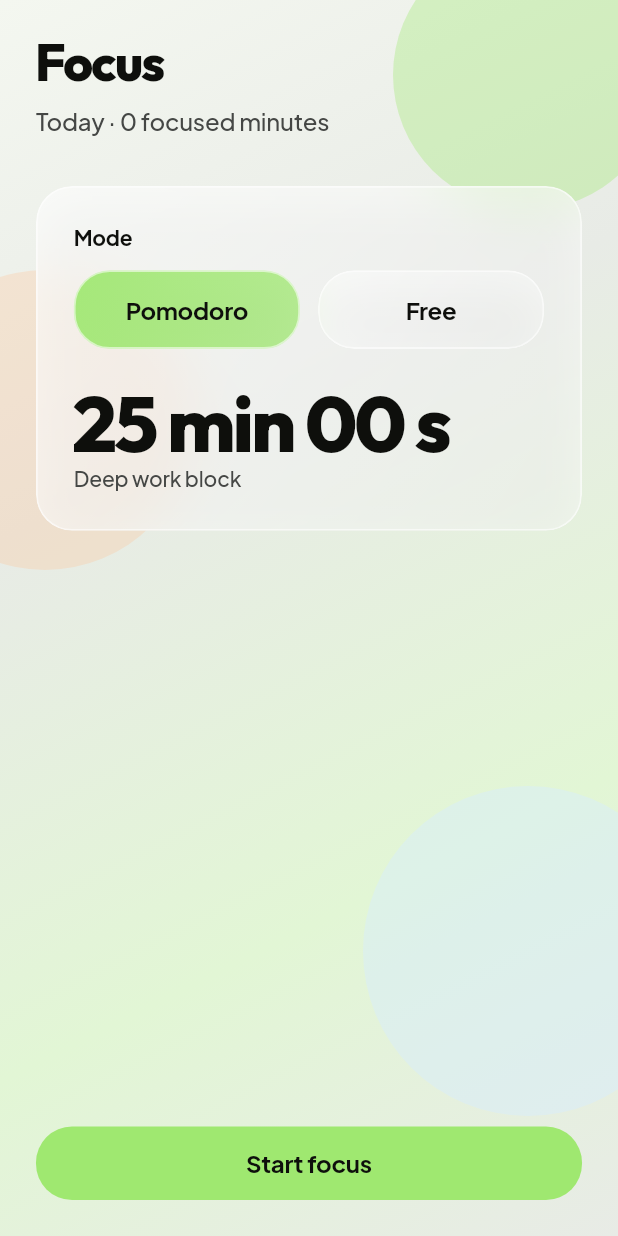
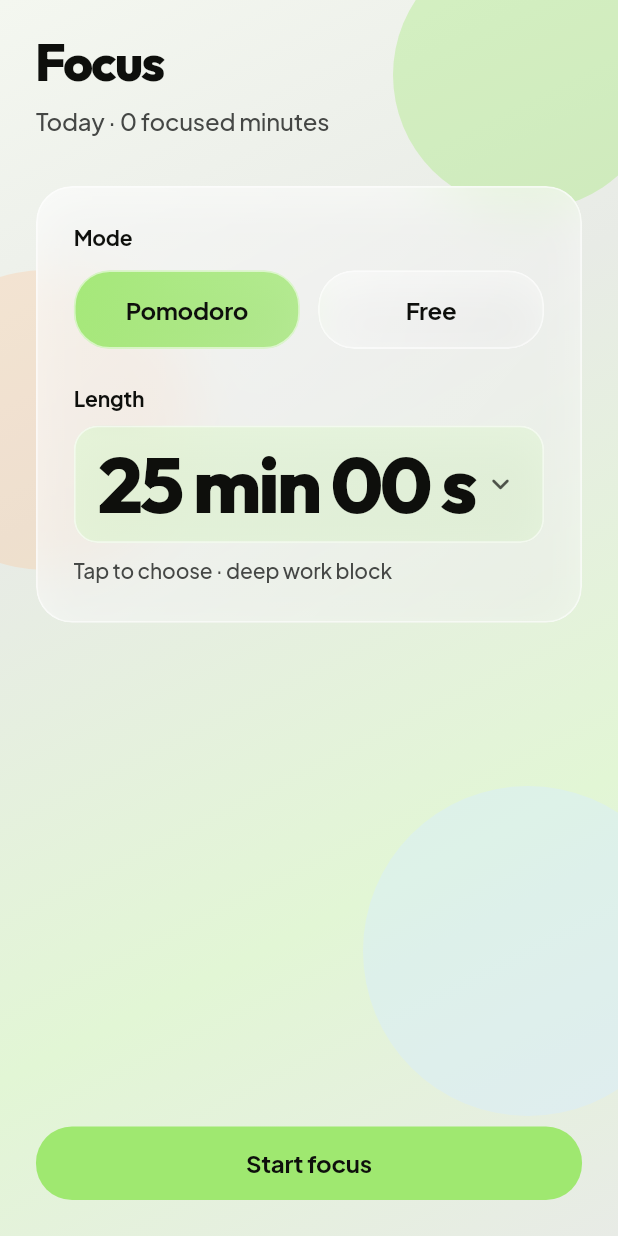
Before and after one commit to Anu-Code07/habbit-tracker, a Flutter app: the _FocusSetupView screen opened directly with empty values, on a phone screen of 412 x 824 dp. Run offline on Flutter 3.47's test engine with Material 3 defaults, Android fonts, the phone set to English and light mode, and no system bars; our stand-ins replace drift, equatable, file_picker, flutter_bloc, get_it, go_router and 4 more; missing offline and left inert: home_widget, live_activities; accounts and stored records are empty; generated files the repository leaves out were written again.

Commit message:
Replace Pomodoro length dropdown with a Cupertino wheel picker.
Shared picker on Focus and Settings so duration choice feels native and stays in sync.

Co-authored-by: Cursor <cursoragent@cursor.com>

```diff
--- a/lib/features/focus/presentation/bloc/focus_bloc.dart
+++ b/lib/features/focus/presentation/bloc/focus_bloc.dart
@@ -28,6 +28,13 @@ class FocusModeChanged extends FocusEvent {
   final FocusMode mode;
   @override
   List<Object?> get props => [mode];
+}
+
+class FocusDurationChanged extends FocusEvent {
+  const FocusDurationChanged(this.minutes);
+  final int minutes;
+  @override
+  List<Object?> get props => [minutes];
 }
 
 class FocusTimerStarted extends FocusEvent {
@@ -135,6 +142,7 @@ class FocusBloc extends Bloc<FocusEvent, FocusState> {
         super(const FocusState()) {
     on<FocusStarted>(_onStarted);
     on<FocusModeChanged>(_onMode);
+    on<FocusDurationChanged>(_onDuration);
     on<FocusTimerStarted>(_onStartTimer);
     on<FocusTimerPaused>(_onPause);
     on<FocusTimerResumed>(_onResume);
@@ -190,6 +198,26 @@ class FocusBloc extends Bloc<FocusEvent, FocusState> {
         remainingSeconds: seconds,
         elapsedSeconds: 0,
         isRunning: false,
+        isCompleted: false,
+        clearSession: true,
+      ),
+    );
+  }
+
+  Future<void> _onDuration(
+    FocusDurationChanged event,
+    Emitter<FocusState> emit,
+  ) async {
+    if (state.isRunning || state.sessionStartedAt != null) return;
+    final minutes = event.minutes.clamp(1, 120);
+    await _settings.setWorkMinutes(minutes);
+    if (state.mode != FocusMode.pomodoro) return;
+    final seconds = minutes * 60;
+    emit(
+      state.copyWith(
+        totalSeconds: seconds,
+        remainingSeconds: seconds,
+        elapsedSeconds: 0,
         isCompleted: false,
         clearSession: true,
       ),
--- a/lib/features/focus/presentation/pages/focus_page.dart
+++ b/lib/features/focus/presentation/pages/focus_page.dart
@@ -6,6 +6,7 @@ import 'package:pulse/core/theme/pulse_radii.dart';
 import 'package:pulse/core/theme/pulse_spacing.dart';
 import 'package:pulse/core/theme/pulse_typography.dart';
 import 'package:pulse/core/widgets/pulse_glass.dart';
+import 'package:pulse/core/widgets/pulse_minutes_picker.dart';
 import 'package:pulse/core/widgets/pulse_widgets.dart';
 import 'package:pulse/features/focus/presentation/bloc/focus_bloc.dart';
 
@@ -29,8 +30,19 @@ class _FocusSetupView extends StatelessWidget {
   const _FocusSetupView({required this.state});
   final FocusState state;
 
+  Future<void> _pickPomodoro(BuildContext context) async {
+    final minutes = await showPulseMinutesPicker(
+      context,
+      initialMinutes: state.totalSeconds ~/ 60,
+    );
+    if (minutes == null || !context.mounted) return;
+    context.read<FocusBloc>().add(FocusDurationChanged(minutes));
+  }
+
   @override
   Widget build(BuildContext context) {
+    final isPomodoro = state.mode == FocusMode.pomodoro;
+
     return Scaffold(
       backgroundColor: Colors.transparent,
       body: PulseAtmosphere(
@@ -58,7 +70,7 @@ class _FocusSetupView extends StatelessWidget {
                           Expanded(
                             child: _ModeChip(
                               label: 'Pomodoro',
-                            selected: state.mode == FocusMode.pomodoro,
+                              selected: isPomodoro,
                               onTap: () => context.read<FocusBloc>().add(
                                     const FocusModeChanged(FocusMode.pomodoro),
                                   ),
@@ -68,7 +80,7 @@ class _FocusSetupView extends StatelessWidget {
                           Expanded(
                             child: _ModeChip(
                               label: 'Free',
-                            selected: state.mode == FocusMode.free,
+                              selected: !isPomodoro,
                               onTap: () => context.read<FocusBloc>().add(
                                     const FocusModeChanged(FocusMode.free),
                                   ),
@@ -77,16 +89,55 @@ class _FocusSetupView extends StatelessWidget {
                         ],
                       ),
                       const SizedBox(height: PulseSpacing.xl),
+                      if (isPomodoro) ...[
+                        Text(
+                          'Length',
+                          style: PulseTypography.bodySmStrong(),
+                        ),
+                        const SizedBox(height: PulseSpacing.sm),
+                        GestureDetector(
+                          onTap: () => _pickPomodoro(context),
+                          child: PulseGlass(
+                            tint: PulseColors.primaryPale,
+                            opacity: 0.65,
+                            blur: 10,
+                            borderRadius:
+                                BorderRadius.circular(PulseRadii.lg),
+                            padding: const EdgeInsets.symmetric(
+                              horizontal: PulseSpacing.lg,
+                              vertical: PulseSpacing.md,
+                            ),
+                            child: Row(
+                              children: [
+                                Expanded(
+                                  child: Text(
+                                    _format(state.totalSeconds),
+                                    style: PulseTypography.timerDisplay(),
+                                  ),
+                                ),
+                                Icon(
+                                  Icons.keyboard_arrow_down_rounded,
+                                  color: PulseColors.ink.withValues(alpha: 0.7),
+                                ),
+                              ],
+                            ),
+                          ),
+                        ),
+                        const SizedBox(height: PulseSpacing.sm),
+                        Text(
+                          'Tap to choose · deep work block',
+                          style: PulseTypography.bodySm(),
+                        ),
+                      ] else ...[
                         Text(
                           _format(state.totalSeconds),
                           style: PulseTypography.timerDisplay(),
                         ),
                         Text(
-                      state.mode == FocusMode.pomodoro
-                          ? 'Deep work block'
-                          : 'Up to 60 minutes',
+                          'Up to 60 minutes',
                           style: PulseTypography.bodySm(),
                         ),
+                      ],
                     ],
                   ),
                 ),
```
Also changed, not shown: lib/core/widgets/pulse_minutes_picker.dart (added, +116 -0 lines), lib/features/settings/presentation/pages/settings_page.dart (+16 -21 lines). Lines whose indentation alone changed are shown as unchanged.
